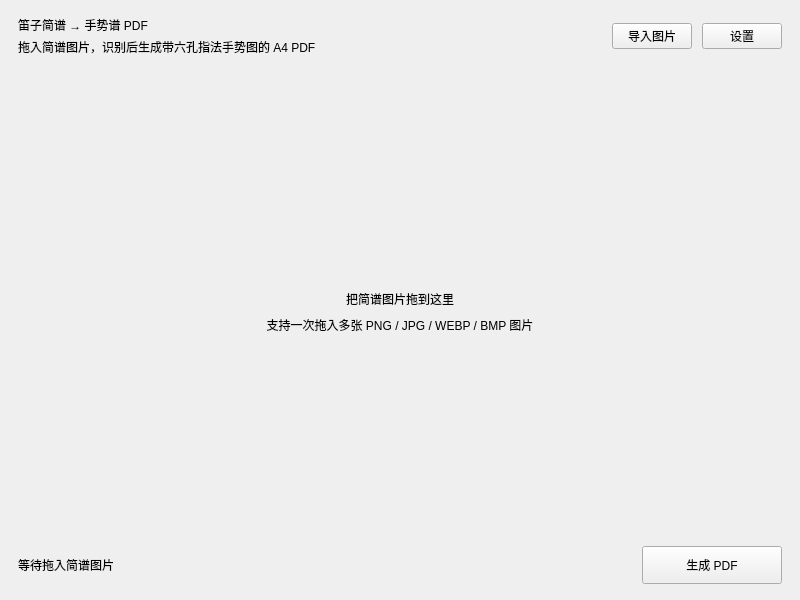
Above: ui/MainWindow.ui from 2009Penguin/DiziTabForge before the change. Below: the same form after it.
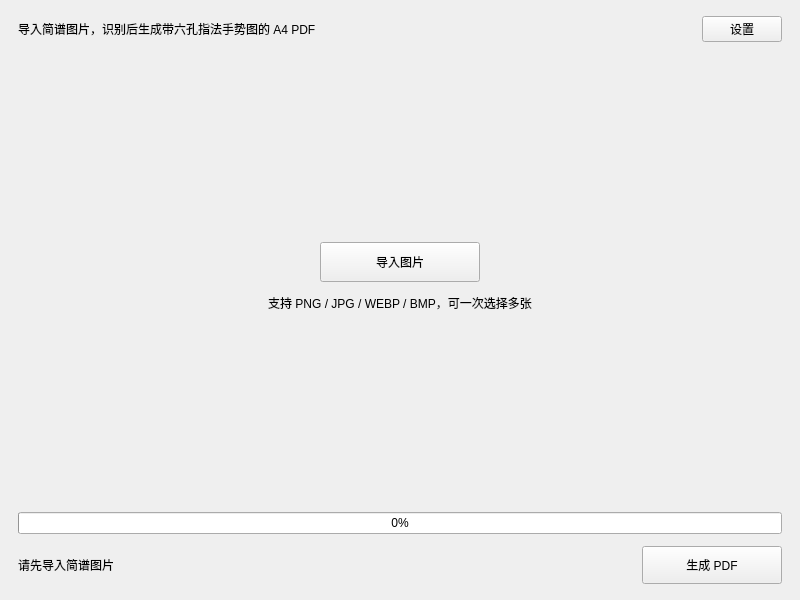
That is the form after the change. Icons and pictures are not drawn. Custom widgets are drawn as their Qt base class.

```diff
--- a/ui/MainWindow.ui
+++ b/ui/MainWindow.ui
@@ -23,7 +23,7 @@
    </size>
   </property>
   <property name="windowTitle">
-   <string>笛子简谱 → 手势谱 PDF</string>
+   <string>DiziTabForge</string>
   </property>
   <widget class="QWidget" name="centralWidget">
    <layout class="QVBoxLayout" name="rootLayout">
@@ -52,17 +52,10 @@
         <property name="spacing">
          <number>4</number>
         </property>
-        <item>
-         <widget class="QLabel" name="titleLabel">
-          <property name="text">
-           <string>笛子简谱 → 手势谱 PDF</string>
-          </property>
-         </widget>
-        </item>
         <item>
          <widget class="QLabel" name="subtitleLabel">
           <property name="text">
-           <string>拖入简谱图片，识别后生成带六孔指法手势图的 A4 PDF</string>
+           <string>导入简谱图片，识别后生成带六孔指法手势图的 A4 PDF</string>
           </property>
          </widget>
         </item>
@@ -71,7 +64,7 @@
       <item>
        <spacer name="headerSpacer">
         <property name="orientation">
-         <enum>Qt::Horizontal</enum>
+         <enum>Qt::Orientation::Horizontal</enum>
         </property>
         <property name="sizeHint" stdset="0">
          <size>
@@ -81,13 +74,6 @@
         </property>
        </spacer>
       </item>
-      <item>
-       <widget class="QPushButton" name="addButton">
-        <property name="text">
-         <string>导入图片</string>
-        </property>
-       </widget>
-      </item>
       <item>
        <widget class="QPushButton" name="settingsButton">
         <property name="toolTip">
@@ -96,94 +82,109 @@
         <property name="text">
          <string>设置</string>
         </property>
+        <property name="icon">
+         <iconset>
+          <normaloff>:/setting.png</normaloff>:/setting.png</iconset>
+        </property>
+        <property name="iconSize">
+         <size>
+          <width>18</width>
+          <height>18</height>
+         </size>
+        </property>
        </widget>
       </item>
      </layout>
     </item>
     <item>
      <widget class="QStackedWidget" name="mainStack">
-      <widget class="QWidget" name="dropPage">
-       <layout class="QVBoxLayout" name="dropPageLayout">
+      <widget class="QWidget" name="emptyPage">
+       <layout class="QVBoxLayout" name="emptyPageLayout">
         <property name="spacing">
          <number>12</number>
         </property>
-        <property name="leftMargin">
-         <number>0</number>
-        </property>
-        <property name="topMargin">
-         <number>0</number>
-        </property>
-        <property name="rightMargin">
-         <number>0</number>
-        </property>
-        <property name="bottomMargin">
-         <number>0</number>
-        </property>
+        <item>
+         <spacer name="emptyTopSpacer">
+          <property name="orientation">
+           <enum>Qt::Orientation::Vertical</enum>
+          </property>
+          <property name="sizeHint" stdset="0">
+           <size>
+            <width>20</width>
+            <height>40</height>
+           </size>
+          </property>
+         </spacer>
+        </item>
         <item>
-         <widget class="ImageDropWidget" name="dropArea">
-          <layout class="QVBoxLayout" name="dropAreaLayout">
+         <layout class="QHBoxLayout" name="emptyButtonLayout">
            <property name="spacing">
-            <number>8</number>
+           <number>10</number>
            </property>
            <item>
-            <spacer name="dropTopSpacer">
+           <spacer name="emptyLeftSpacer">
              <property name="orientation">
-              <enum>Qt::Vertical</enum>
+             <enum>Qt::Orientation::Horizontal</enum>
              </property>
              <property name="sizeHint" stdset="0">
               <size>
-               <width>20</width>
-               <height>40</height>
+              <width>40</width>
+              <height>20</height>
               </size>
              </property>
             </spacer>
            </item>
            <item>
-            <widget class="QLabel" name="dropGlyphLabel">
-             <property name="alignment">
-              <set>Qt::AlignCenter</set>
+           <widget class="QPushButton" name="importButton">
+            <property name="minimumSize">
+             <size>
+              <width>160</width>
+              <height>40</height>
+             </size>
              </property>
              <property name="text">
-              <string></string>
+             <string>导入图片</string>
              </property>
             </widget>
            </item>
            <item>
-            <widget class="QLabel" name="dropTitleLabel">
-             <property name="alignment">
-              <set>Qt::AlignCenter</set>
-             </property>
-             <property name="text">
-              <string>把简谱图片拖到这里</string>
-             </property>
-            </widget>
-           </item>
-           <item>
-            <widget class="QLabel" name="dropHintLabel">
-             <property name="alignment">
-              <set>Qt::AlignCenter</set>
-             </property>
-             <property name="text">
-              <string>支持一次拖入多张 PNG / JPG / WEBP / BMP 图片</string>
-             </property>
-            </widget>
-           </item>
-           <item>
-            <spacer name="dropBottomSpacer">
+           <spacer name="emptyRightSpacer">
              <property name="orientation">
-              <enum>Qt::Vertical</enum>
+             <enum>Qt::Orientation::Horizontal</enum>
              </property>
              <property name="sizeHint" stdset="0">
               <size>
-               <width>20</width>
-               <height>40</height>
+              <width>40</width>
+              <height>20</height>
               </size>
              </property>
             </spacer>
            </item>
           </layout>
+        </item>
+        <item>
+         <widget class="QLabel" name="emptyHintLabel">
+          <property name="text">
+           <string>支持 PNG / JPG / WEBP / BMP，可一次选择多张</string>
+          </property>
+          <property name="alignment">
+           <set>Qt::AlignmentFlag::AlignCenter</set>
+          </property>
          </widget>
         </item>
+        <item>
+         <spacer name="emptyBottomSpacer">
+          <property name="orientation">
+           <enum>Qt::Orientation::Vertical</enum>
+          </property>
+          <property name="sizeHint" stdset="0">
+           <size>
+            <width>20</width>
+            <height>40</height>
+           </size>
+          </property>
+         </spacer>
+        </item>
        </layout>
       </widget>
       <widget class="QWidget" name="listPage">
@@ -204,6 +205,11 @@
          <number>0</number>
         </property>
         <item>
+         <layout class="QHBoxLayout" name="listHeaderLayout">
+          <property name="spacing">
+           <number>10</number>
+          </property>
+          <item>
          <widget class="QLabel" name="pageTitleLabel">
           <property name="text">
            <string>待识别图片</string>
@@ -211,19 +217,41 @@
          </widget>
         </item>
         <item>
+           <spacer name="listHeaderSpacer">
+            <property name="orientation">
+             <enum>Qt::Orientation::Horizontal</enum>
+            </property>
+            <property name="sizeHint" stdset="0">
+             <size>
+              <width>40</width>
+              <height>20</height>
+             </size>
+            </property>
+           </spacer>
+          </item>
+          <item>
+           <widget class="QPushButton" name="addMoreButton">
+            <property name="text">
+             <string>继续导入</string>
+            </property>
+           </widget>
+          </item>
+         </layout>
+        </item>
+        <item>
          <widget class="QLabel" name="pageHintLabel">
           <property name="text">
-           <string>双击缩略图裁剪，右键可以删除；也可以继续拖入新图片</string>
+           <string>双击缩略图裁剪，右键可以删除</string>
           </property>
          </widget>
         </item>
         <item>
          <widget class="QListWidget" name="thumbList">
-          <property name="frameShape">
-           <enum>QFrame::NoFrame</enum>
+          <property name="viewMode">
+           <enum>QListView::ViewMode::IconMode</enum>
           </property>
-          <property name="verticalScrollMode">
-           <enum>QAbstractItemView::ScrollPerPixel</enum>
+          <property name="contextMenuPolicy">
+           <enum>Qt::ContextMenuPolicy::CustomContextMenu</enum>
           </property>
           <property name="iconSize">
            <size>
@@ -231,11 +259,14 @@
             <height>110</height>
            </size>
           </property>
+          <property name="verticalScrollMode">
+           <enum>QAbstractItemView::ScrollMode::ScrollPerPixel</enum>
+          </property>
           <property name="movement">
-           <enum>QListView::Static</enum>
+           <enum>QListView::Movement::Static</enum>
           </property>
           <property name="resizeMode">
-           <enum>QListView::Adjust</enum>
+           <enum>QListView::ResizeMode::Adjust</enum>
           </property>
           <property name="wordWrap">
            <bool>true</bool>
@@ -244,32 +275,6 @@
         </item>
        </layout>
       </widget>
-      <widget class="QWidget" name="busyPage">
-       <layout class="QVBoxLayout" name="busyPageLayout">
-        <property name="spacing">
-         <number>10</number>
-        </property>
-        <item>
-         <spacer name="busyTopSpacer">
-          <property name="orientation">
-           <enum>Qt::Vertical</enum>
-          </property>
-          <property name="sizeHint" stdset="0">
-           <size>
-            <width>20</width>
-            <height>40</height>
-           </size>
-          </property>
-         </spacer>
-        </item>
-        <item>
-         <widget class="QLabel" name="busyTitleLabel">
-          <property name="alignment">
-           <set>Qt::AlignCenter</set>
-          </property>
-          <property name="text">
-           <string>正在识别并生成 PDF…</string>
-          </property>
          </widget>
         </item>
         <item>
@@ -283,33 +288,6 @@
          </widget>
         </item>
         <item>
-         <widget class="QLabel" name="busyHintLabel">
-          <property name="alignment">
-           <set>Qt::AlignCenter</set>
-          </property>
-          <property name="text">
-           <string>识别大图可能需要几十秒，请保持网络畅通</string>
-          </property>
-         </widget>
-        </item>
-        <item>
-         <spacer name="busyBottomSpacer">
-          <property name="orientation">
-           <enum>Qt::Vertical</enum>
-          </property>
-          <property name="sizeHint" stdset="0">
-           <size>
-            <width>20</width>
-            <height>40</height>
-           </size>
-          </property>
-         </spacer>
-        </item>
-       </layout>
-      </widget>
-     </widget>
-    </item>
-    <item>
      <layout class="QHBoxLayout" name="footerLayout">
       <property name="spacing">
        <number>12</number>
@@ -317,14 +295,14 @@
       <item>
        <widget class="QLabel" name="statusLabel">
         <property name="text">
-         <string>等待拖入简谱图片</string>
+         <string>请先导入简谱图片</string>
         </property>
        </widget>
       </item>
       <item>
        <spacer name="footerSpacer">
         <property name="orientation">
-         <enum>Qt::Horizontal</enum>
+         <enum>Qt::Orientation::Horizontal</enum>
         </property>
         <property name="sizeHint" stdset="0">
          <size>
@@ -352,13 +330,5 @@
    </layout>
   </widget>
  </widget>
- <customwidgets>
-  <customwidget>
-   <class>ImageDropWidget</class>
-   <extends>QWidget</extends>
-   <header>ui/ImageDropWidget.h</header>
-   <container>1</container>
-  </customwidget>
- </customwidgets>
  <resources/>
 </ui>
```
Left out of the diff: 1 changed line with no effect on the pictures. Lines whose indentation alone changed are shown as unchanged.
